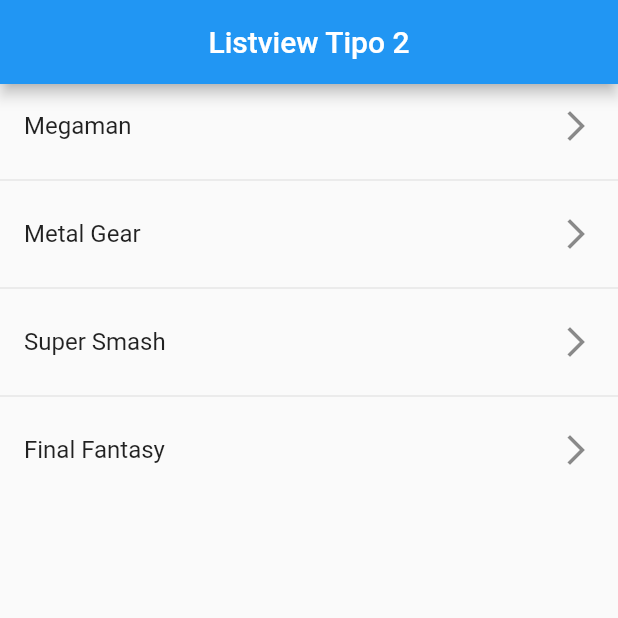
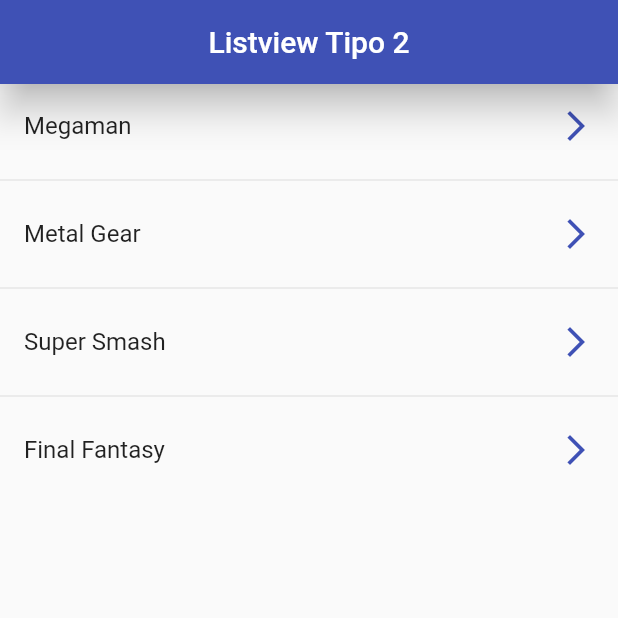
Before and after one commit to cfe-vasco/react-dart-flutter_Fundaments, a Flutter app: the screen it shows after launch, on a phone screen of 412 x 824 dp, the top half of it. Run offline on Flutter 3.47's test engine with Material 2 defaults, Android fonts, the phone set to English and light mode, and no system bars.

Commit message:
Tap sobre ListTiles y estilo del AppBar

```diff
--- a/flutter_components/lib/screens/listview2_screen.dart
+++ b/flutter_components/lib/screens/listview2_screen.dart
@@ -15,12 +15,21 @@
     return Scaffold(
         appBar: AppBar(
           title: const Center(child: Text("Listview Tipo 2")),
+          elevation: 10,
+          backgroundColor: Colors.indigo,
         ),
         body: ListView.separated(
           itemCount: options.length,
           itemBuilder: (context, index) => ListTile(
             title: Text(options[index]),
-            trailing: const Icon(Icons.arrow_forward_ios_outlined),
+            trailing: const Icon(
+              Icons.arrow_forward_ios_outlined,
+              color: Colors.indigo,
+            ),
+            onTap: () {
+              final game = options[index];
+              print(game);
+            },
           ),
           separatorBuilder: (_, __) => const Divider(),
         ));
```
